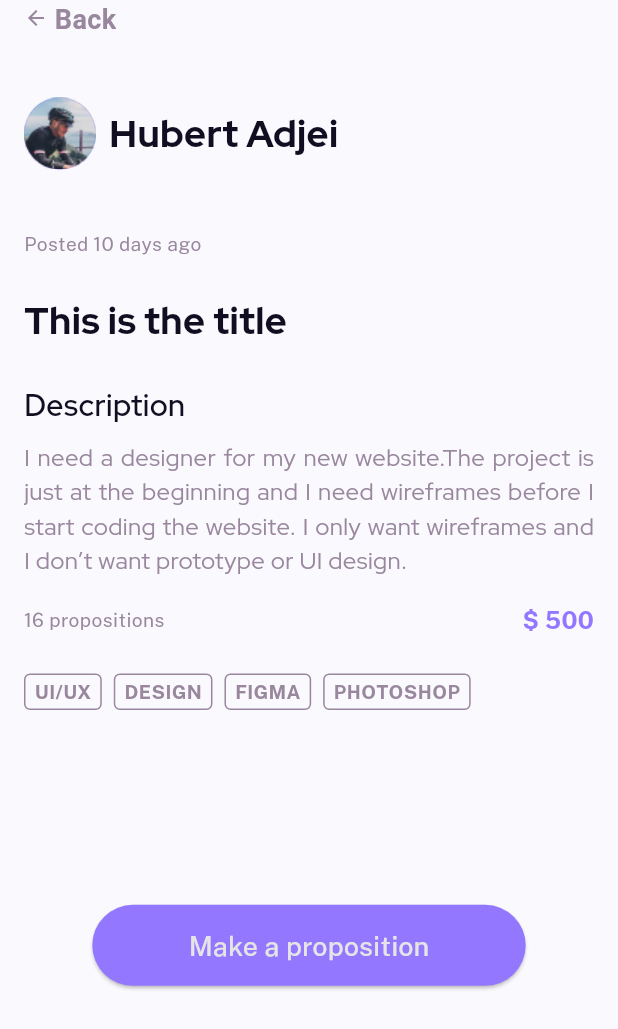
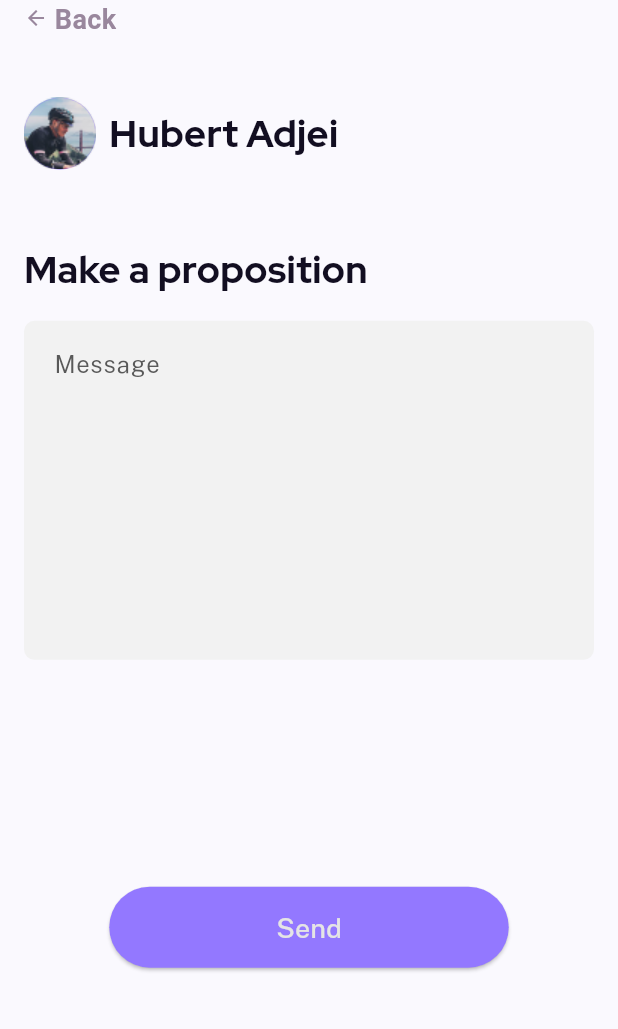
Before and after one commit to Ad450/biite, a Flutter app: the SearchProjectDetail screen opened by its route, after a tap on "Make a proposition", on a phone screen of 412 x 824 dp. Shown: the top 1029 px of the screen. Run offline on Flutter 3.47's test engine with Material 3 defaults, Android fonts, the phone set to English and light mode, and no system bars; our stand-ins replace flutter_screenutil, go_router, smooth_page_indicator.

Commit message:
add proposition screen to search view

```diff
--- a/lib/core/app/app.router.dart
+++ b/lib/core/app/app.router.dart
@@ -7,6 +7,7 @@ import 'package:biite/features/message/message.view.dart';
 import 'package:biite/features/onboarding/onboarding.view.dart';
 import 'package:biite/features/profile/profile.view.dart';
 import 'package:biite/features/search/search.view.dart';
+import 'package:biite/features/search/widget/make.proposition.dart';
 import 'package:biite/features/search/widget/search.project.detail.dart';
 import 'package:biite/features/startup/startup.view.dart';
 import 'package:flutter/material.dart';
@@ -21,5 +22,6 @@ final router = GoRouter(
     GoRoute(path: "/project-detail", builder: (context, state) => const ProjectDetail()),
     GoRoute(path: "/sendYourWork", builder: (context, state) => const SendYourWork()),
     GoRoute(path: "/searchProjectDetail", builder: (context, state) => const SearchProjectDetail()),
+    GoRoute(path: "/makeProposition", builder: (context, state) => const MakeProposition()),
   ],
 );
--- a/lib/core/presentation/biite.multiline.textfield.dart
+++ b/lib/core/presentation/biite.multiline.textfield.dart
@@ -2,12 +2,13 @@ import 'package:biite/core/app/app.theme.dart';
 import 'package:biite/gen/colors.gen.dart';
 import 'package:biite/gen/fonts.gen.dart';
 import 'package:flutter/material.dart';
-import 'package:flutter_screenutil/flutter_screenutil.dart';
 
 class BiiteMultilineTextfield extends StatelessWidget {
-  const BiiteMultilineTextfield({required this.controller, super.key});
+  const BiiteMultilineTextfield({required this.controller, this.minLines, this.maxLines, super.key});
 
   final TextEditingController controller;
+  final int? minLines;
+  final int? maxLines;
 
   @override
   Widget build(BuildContext context) {
@@ -15,8 +16,8 @@ class BiiteMultilineTextfield extends StatelessWidget {
       // height: 160.h,
       child: TextField(
         controller: controller,
-        maxLines: 7,
-        minLines: 5,
+        maxLines: maxLines ?? 7,
+        minLines: minLines ?? 5,
         keyboardType: TextInputType.multiline,
         // expands: true,
         style: context.appTheme.textTheme.bodySmall?.copyWith(
--- /dev/null
+++ b/lib/features/search/widget/make.proposition.dart
@@ -0,0 +1,54 @@
+import 'package:biite/core/app/app.theme.dart';
+import 'package:biite/core/presentation/biite.avatar.with.text.dart';
+import 'package:biite/core/presentation/biite.back.dart';
+import 'package:biite/core/presentation/biite.button.dart';
+import 'package:biite/core/presentation/biite.multiline.textfield.dart';
+import 'package:biite/gen/colors.gen.dart';
+import 'package:flutter/material.dart';
+import 'package:flutter_screenutil/flutter_screenutil.dart';
+
+class MakeProposition extends StatelessWidget {
+  const MakeProposition({super.key});
+
+  @override
+  Widget build(BuildContext context) {
+    return Scaffold(
+      backgroundColor: ColorName.onboardingBackground,
+      body: SafeArea(
+        child: Container(
+          padding: const EdgeInsets.symmetric(horizontal: 16.0),
+          child: Column(
+            crossAxisAlignment: CrossAxisAlignment.start,
+            children: <Widget>[
+              const BiiteBack(),
+              SizedBox(height: 40.h),
+              const BiiteAvatarWithText(name: "Hubert Adjei"),
+              SizedBox(height: 48.h),
+              Text(
+                "Make a proposition",
+                style: context.appTheme.textTheme.bodyMedium?.copyWith(
+                  fontSize: 25,
+                  fontWeight: FontWeight.bold,
+                ),
+              ),
+              SizedBox(height: 16.h),
+              BiiteMultilineTextfield(
+                controller: TextEditingController(),
+                minLines: 8,
+                maxLines: 11,
+              ),
+              SizedBox(height: 149.h),
+              Padding(
+                padding: EdgeInsets.symmetric(horizontal: 56.h),
+                child: BiiteTextButton(
+                  onPressed: () {},
+                  text: "Send",
+                ),
+              ),
+            ],
+          ),
+        ),
+      ),
+    );
+  }
+}
--- a/lib/features/search/widget/search.project.detail.dart
+++ b/lib/features/search/widget/search.project.detail.dart
@@ -6,6 +6,7 @@ import 'package:biite/gen/colors.gen.dart';
 import 'package:biite/locales.dart';
 import 'package:flutter/material.dart';
 import 'package:flutter_screenutil/flutter_screenutil.dart';
+import 'package:go_router/go_router.dart';
 
 class SearchProjectDetail extends StatelessWidget {
   const SearchProjectDetail({super.key});
@@ -44,7 +45,7 @@ class SearchProjectDetail extends StatelessWidget {
             SizedBox(height: 112.h),
             Padding(
               padding: EdgeInsets.symmetric(horizontal: 56.w),
-              child: BiiteTextButton(onPressed: () {}, text: "Make a proposition"),
+              child: BiiteTextButton(onPressed: () => context.push("/makeProposition"), text: "Make a proposition"),
             )
           ],
         ),
```
